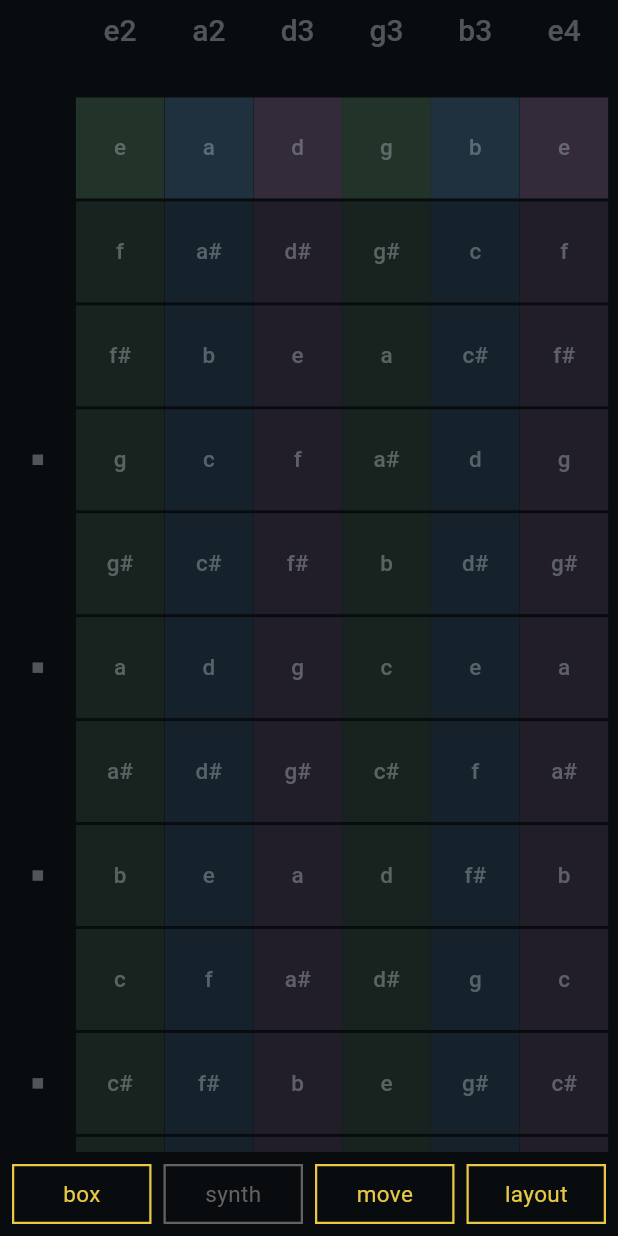
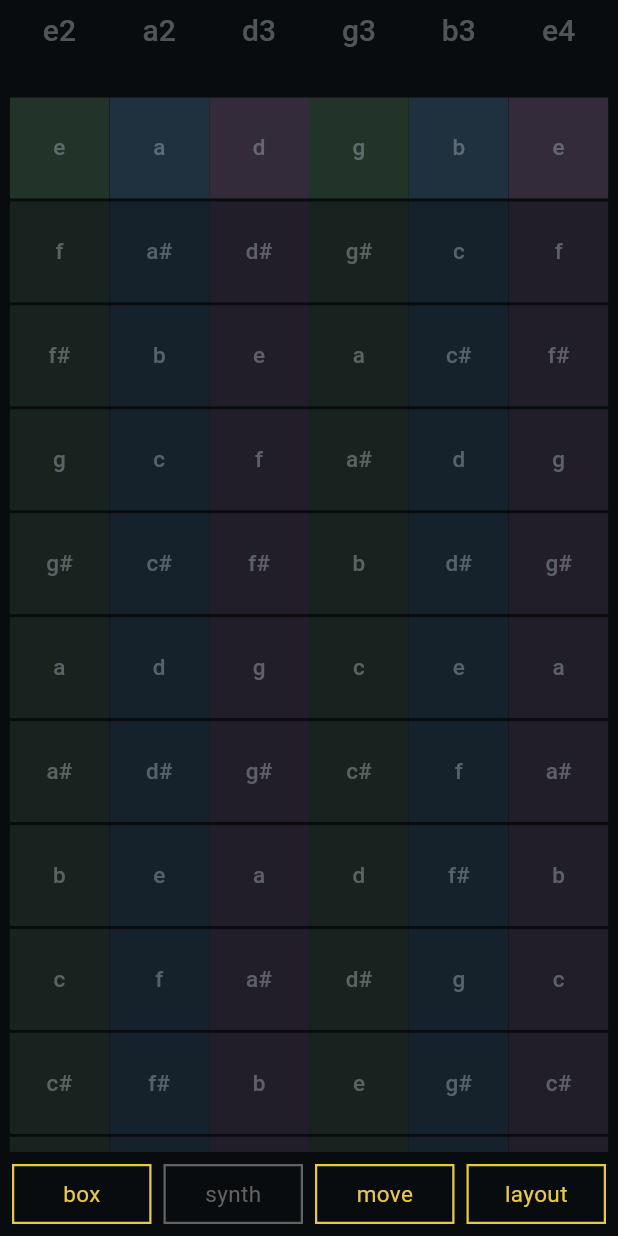
Before and after one commit to TTeuber/AirMidi, a Flutter app: the screen it shows after launch, after a tap on "play without a box", on a phone screen of 412 x 824 dp. Run offline on Flutter 3.47's test engine with Material 3 defaults, Android fonts, the phone set to English and light mode, and no system bars; our stand-ins replace shared_preferences; missing offline and left inert: bonsoir, universal_ble.

Commit message:
app: strips snap to whole strips on "done"; press bar inside the note; no fret markers
Leaving move mode picks the strip count nearest to what is on screen
and sets the width so exactly that many fill it (all of them = fit),
with the scroll on a strip edge, so no unusable slivers are left at
the sides. A single strip never goes past the 40 mm width limit.

A press no longer fills the strip from the top down to the finger,
which hid the notes above. The pressed note's row lights up, a line
marks its centre, and a bar runs from there to the finger: how far
from in tune shows at a glance.

The fret marker column is gone; the strips take the whole width.

```diff
--- a/app/lib/strips/strips.dart
+++ b/app/lib/strips/strips.dart
@@ -12,10 +12,7 @@ const kNames = ['c', 'c#', 'd', 'd#', 'e', 'f', 'f#', 'g', 'g#', 'a', 'a#', 'b']
 const _addOrder = [50, 55, 59, 64, 45, 40];
 List<int> defaultTuning(int n) => (_addOrder.take(n).toList()..sort());
 
-/// Fret markers like a guitar neck, by fret (rows below the open note): one mark, two at the octaves. The neck goes on
-/// past 24 and below 0 when the view moves, so the marks repeat every 12 frets; the open string has none.
-int fretMarks(int fret) => fret == 0 ? 0 : const {3: 1, 5: 1, 7: 1, 9: 1, 0: 2}[_pc(fret)] ?? 0;
-const _markerCol = 6.0, _edge = 1.0; // mm: the marker column at the left edge, and the space either side of it
+const _edge = 1.0; // mm left free at either side of the screen
 
 int _pc(int m) => ((m % 12) + 12) % 12;
 String noteName(int m) => kNames[_pc(m)] + ((m / 12).floor() - 1).toString();
@@ -71,14 +68,14 @@ class Strip {
   const Strip(this.i, this.base, this.x, this.w);
 }
 
-/// Every length in px. The strips live in the area right of the marker column; strips wider than it scroll.
+/// Every length in px. Strips wider than their area scroll.
 class StripLayout {
   final List<Strip> strips;
-  final double top, bottom, row, gap, markerX;
+  final double top, bottom, row, gap;
   final double areaL, areaR; // the strips' area; strips outside it are clipped
   final double fitWidth; // the strip width that fills the area exactly
   final double view, pxPerMm;
-  const StripLayout(this.strips, this.top, this.bottom, this.row, this.gap, this.markerX,
+  const StripLayout(this.strips, this.top, this.bottom, this.row, this.gap,
       {required this.areaL, required this.areaR, required this.fitWidth, this.view = 0, this.pxPerMm = kPxPerMm});
 
   double pitchAt(Strip s, double y) => s.base + view + (y - top) / row - 0.5;
@@ -102,8 +99,8 @@ class StripLayout {
 
 /// field: (x, y, w, h) in px. Strips that fit sit centred in the area; wider ones start at its left edge, scrolled.
 StripLayout layout(double fx, double fy, double fw, double fh, LayoutSettings s, [double pxPerMm = kPxPerMm]) {
-  final gap = s.gap * pxPerMm, col = _markerCol * pxPerMm, edge = _edge * pxPerMm;
-  final areaL = fx + edge + col + edge, areaR = fx + fw - edge, areaW = areaR - areaL;
+  final gap = s.gap * pxPerMm, edge = _edge * pxPerMm;
+  final areaL = fx + edge, areaR = fx + fw - edge, areaW = areaR - areaL;
   final n = s.tuning.length;
   final fit = n == 0 ? 0.0 : (areaW - (n - 1) * gap) / n;
   final w = s.width == null ? fit : s.width! * pxPerMm, total = n * w + (n - 1) * gap;
@@ -111,7 +108,7 @@ StripLayout layout(double fx, double fy, double fw, double fh, LayoutSettings s,
       ? areaL + (areaW - total) / 2
       : areaL - (s.scroll * pxPerMm).clamp(0.0, total - areaW);
   final strips = [for (var i = 0; i < n; i++) Strip(i, s.tuning[i], x0 + i * (w + gap), w)];
-  return StripLayout(strips, fy, fy + fh, s.row * pxPerMm, gap, fx + edge + col / 2,
+  return StripLayout(strips, fy, fy + fh, s.row * pxPerMm, gap,
       areaL: areaL, areaR: areaR, fitWidth: fit, view: s.view, pxPerMm: pxPerMm);
 }
 
@@ -192,11 +189,23 @@ LayoutSettings moved(StripLayout L, LayoutSettings s, PinchStep p) {
   return s.copyWith(row: row, width: () => width, view: view.clamp(lo, hi), scroll: scroll);
 }
 
-/// Where a move ends: rows back on whole semitones, and a width close to the fitting one becomes "fit".
-LayoutSettings settled(StripLayout L, LayoutSettings s) {
-  final w = s.width;
-  final fit = w != null && (w - L.fitWidth / L.pxPerMm).abs() < 0.8;
-  return s.copyWith(view: s.view.roundToDouble(), width: fit ? () => null : null, scroll: fit ? 0 : null);
+/// Where the fingers lift in move mode: rows back on whole semitones.
+LayoutSettings settled(LayoutSettings s) => s.copyWith(view: s.view.roundToDouble());
+
+/// Where move mode ends: a whole number of strips fills the screen, no slivers at the edges. The count is the one
+/// nearest to what is on screen now (all of them = "fit"), within the width range; the scroll lands on a strip.
+LayoutSettings quantized(StripLayout L, LayoutSettings s) {
+  final n = L.strips.length, areaW = L.areaR - L.areaL, mm = L.pxPerMm;
+  if (n == 0) return s;
+  double widthFor(int k) => (areaW - (k - 1) * L.gap) / k;
+  var k = (areaW / (L.strips.first.w + L.gap)).round().clamp(1, n);
+  while (k < n && widthFor(k) / mm > kWidthRange.$2) {
+    k++;
+  }
+  if (k == n) return s.copyWith(width: () => null, scroll: 0);
+  final w = widthFor(k), unit = w + L.gap;
+  final first = ((s.scroll * mm) / (L.strips.first.w + L.gap)).round().clamp(0, n - k); // leftmost strip on screen
+  return s.copyWith(width: () => w / mm, scroll: first * unit / mm);
 }
 
 enum EventType { on, change, pitch, off }
--- a/app/lib/ui/strips_page.dart
+++ b/app/lib/ui/strips_page.dart
@@ -163,25 +163,31 @@ class _StripsPageState extends State<StripsPage> with SingleTickerProviderStateM
 
   // The fingers are off: glide onto whole semitones (rows in tune for snap and the key guide).
   void _settle() {
-    final l = L;
-    if (l == null) return;
-    final to = settled(l, s.layout);
-    s.apply(to.copyWith(view: s.view));
-    settleTo = to.view;
+    settleTo = settled(s.layout).view;
     if (!ticker.isActive) ticker.start();
   }
 
   void _toggleMove() {
     player.handleAll(strings.clear()); // fingers that were playing stop; in move mode nothing plays
+    final leaving = moving;
+    setState(() {
+      _leaveMove();
+      moving = !leaving;
+      showSettings = false;
+    });
+  }
+
+  // Out of move mode the view is on whole semitones and a whole number of strips fills the screen.
+  void _leaveMove() {
+    if (!moving) return;
     pinch.clear();
-    if (moving && settleTo != null) {
+    moving = false;
+    if (settleTo != null) {
       s.view = settleTo!;
       settleTo = null;
     }
-    setState(() {
-      moving = !moving;
-      showSettings = false;
-    });
+    final l = L;
+    if (l != null) s.apply(quantized(l, settled(s.layout)));
   }
 
   // Geometry changes drop the fingers (their strips moved); only a new strip count changes the MPE zone, so only
@@ -241,8 +247,8 @@ class _StripsPageState extends State<StripsPage> with SingleTickerProviderStateM
               _barButton('synth', _openSynth, enabled: widget.synth != null && widget.link != null),
               _barButton(moving ? 'done' : 'move', _toggleMove, lit: moving),
               _barButton(showSettings ? 'done' : 'layout', () => setState(() {
+                    _leaveMove();
                     showSettings = !showSettings;
-                    moving = false;
                   })),
             ]),
           ),
@@ -401,7 +407,7 @@ class _Painter extends CustomPainter {
     for (final st in L.strips) {
       if (st.x > L.areaR || st.x + st.w < L.areaL) continue;
       final hue = stripHues[st.i % stripHues.length], state = p.strings.state(st.i);
-      final fillY = state == null ? L.top : L.yAt(st, state.pitch).clamp(L.top, L.bottom);
+      final pressed = state?.pitch.round(); // the note the sounding finger is nearest
       c.save();
       c.clipRect(Rect.fromLTRB(st.x, L.top, st.x + st.w, L.bottom));
       for (var r = first; r < last; r++) {
@@ -410,23 +416,28 @@ class _Painter extends CustomPainter {
         final strong = s.scale == 'off' ? r % 12 == 0 : isRoot(note, s.key);
         paint.color = !inKey(note, s.key, s.scale)
             ? cGrey.withValues(alpha: 0.1)
-            : hue.base.withValues(alpha: strong ? 0.3 : 0.18);
+            : hue.base.withValues(alpha: note == pressed ? 0.42 : strong ? 0.3 : 0.18);
         c.drawRect(Rect.fromLTWH(st.x, y0 + gapY / 2, st.w, L.row - gapY), paint);
-        final mid = y0 + L.row / 2;
-        if (labelSize > 0 && mid - labelSize / 2 > L.top && mid + labelSize / 2 < L.bottom) {
-          final filled = mid < fillY;
-          final a = inKey(note, s.key, s.scale) ? (filled ? 1.0 : 0.45) : (filled ? 0.45 : 0.18);
-          _text(c, kNames[note % 12], Offset(st.x + st.w / 2, mid), labelSize,
-              (filled ? cBg : cN).withValues(alpha: a));
+      }
+      if (state != null) {
+        // Only inside the pressed note: a line at its centre and a bar from there to the finger, so the distance
+        // from in tune shows and the notes around stay visible.
+        final centre = L.yAt(st, pressed!.toDouble()), finger = L.yAt(st, state.pitch);
+        paint.color = hue.base.withValues(alpha: 0.9);
+        c.drawRect(Rect.fromLTRB(st.x, centre < finger ? centre : finger, st.x + st.w, centre < finger ? finger : centre),
+            paint);
+        paint.color = hue.drag;
+        c.drawRect(Rect.fromCenter(center: Offset(st.x + st.w / 2, centre), width: st.w, height: 2), paint);
+        for (final h in state.held) {
+          c.drawRect(Rect.fromLTWH(st.x, L.yAt(st, h) - 1.5, st.w, 3), paint);
         }
       }
-      if (state != null) {
-        // The strip fills down to the sounding pitch, like a tile filling to its value.
-        paint.color = hue.base.withValues(alpha: 0.85);
-        c.drawRect(Rect.fromLTRB(st.x, L.top, st.x + st.w, fillY), paint);
-        paint.color = hue.drag;
-        for (final h in state.held) {
-          c.drawRect(Rect.fromLTWH(st.x, L.yAt(st, h) - 1.5, st.w, 3), paint);
+      if (labelSize > 0) {
+        for (var r = first; r < last; r++) {
+          final note = st.base + r, mid = rowTop(r) + L.row / 2;
+          if (note < 0 || note > 127 || mid - labelSize / 2 < L.top || mid + labelSize / 2 > L.bottom) continue;
+          final a = note == pressed ? 1.0 : inKey(note, s.key, s.scale) ? 0.45 : 0.18;
+          _text(c, kNames[note % 12], Offset(st.x + st.w / 2, mid), labelSize, cN.withValues(alpha: a));
         }
       }
       c.restore();
@@ -442,17 +453,6 @@ class _Painter extends CustomPainter {
       }
     }
     c.restore();
-    // fret markers, moving with the view
-    paint.color = cN.withValues(alpha: 0.45);
-    const side = 7.0;
-    for (var f = first; f < last; f++) {
-      final n = fretMarks(f), y = rowTop(f) + L.row / 2;
-      if (n == 0 || y - side / 2 < L.top || y + side / 2 > L.bottom) continue;
-      for (var k = 0; k < n; k++) {
-        final x = L.markerX + (n == 2 ? (k == 1 ? 0.75 : -0.75) * side : 0);
-        c.drawRect(Rect.fromCenter(center: Offset(x, y), width: side, height: side), paint);
-      }
-    }
     if (p.moving) {
       // move mode: an accent frame round the field and what the fingers do
       paint
```
Also changed, not shown: 2 other files.
